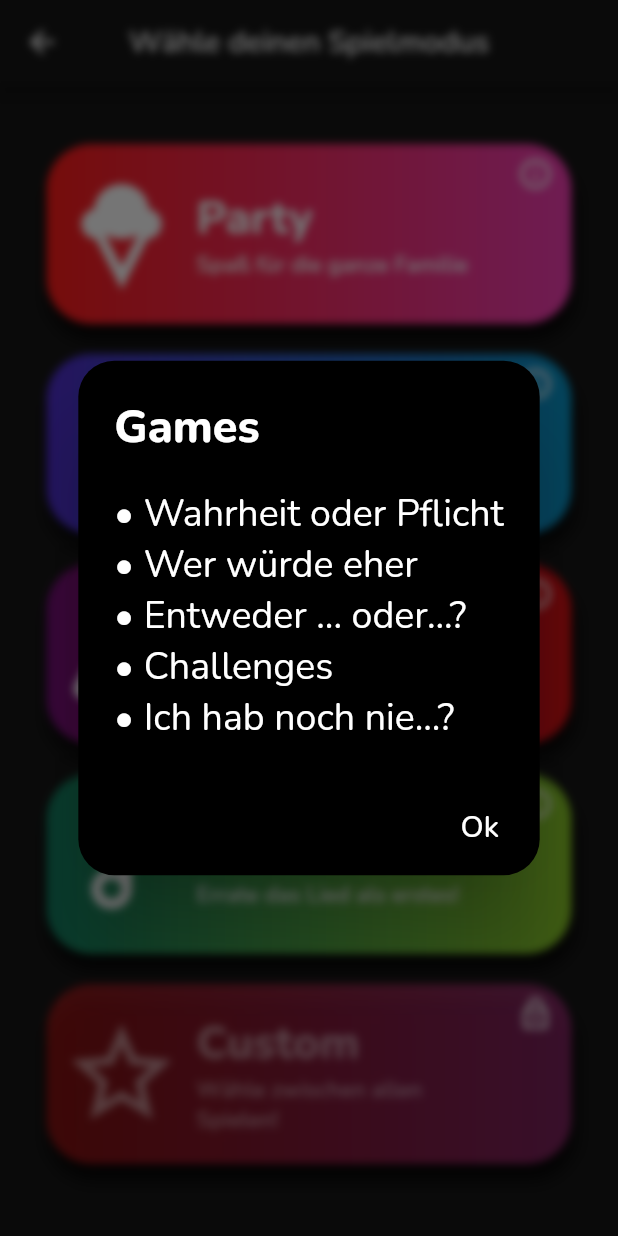
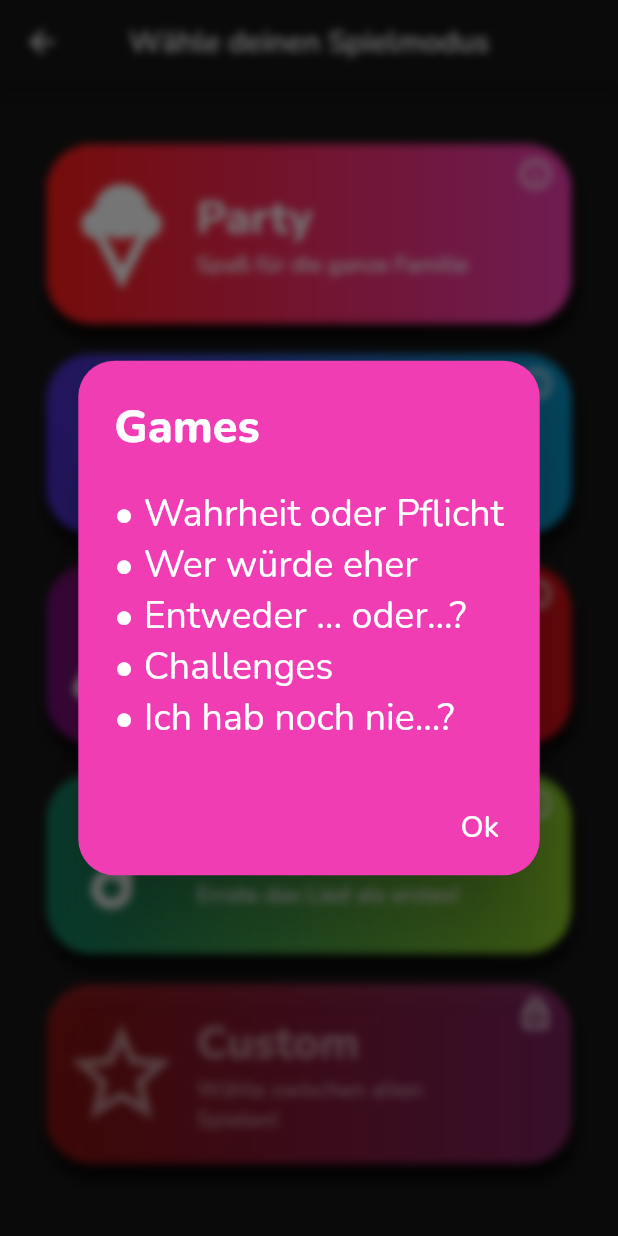
Before and after one commit to tooxo/Drinkr, a Flutter app: the GameMode screen opened directly with empty values, after a tap on the "info outline" icon, on a phone screen of 412 x 824 dp. Run offline on Flutter 3.47's test engine with Material 2 defaults, Android fonts, the light colour scheme and no system bars; our stand-ins replace audioplayers, auto_size_text, connectivity, easy_localization, flutter_spinkit, fluttertoast and 5 more; missing offline and left inert: app_review, assorted_layout_widgets, audiowaveformFlutter, circular_reveal_animation, draggable_scrollbar, pedantic; accounts and stored records are empty; network calls fail; project files that could hold a hidden picture were left out.

Commit message:
small changes

```diff
--- a/assets/text/de/cha.challenge.txt
+++ b/assets/text/de/cha.challenge.txt
@@ -19,7 +19,6 @@
 %player, stelle ein Instrument pantomimisch dar. Wer das Instrument zuerst errät, darf %amountbeer verteilen!
 Die Person, die die besten Noten hat/hatte trinkt %amountbeer.
 Wer ist am dümmsten in der Runde. Entscheidet! Der Verlierer muss seine Dummheit mit %amountbeer bekämpfen!
-Wer jünger als 18 ist, meldet seinen Alkoholismus sofort ans Ordnungsamt. Spaß, trinkt %amountbeer!
 Macht 5 Kniebeugen und trinkt nach jedem 1 Schluck.
 Derjenige mit dem vollsten Getränk muss dieses wegexen. Trink mal schneller bro!
 Trinkt pro Kleidungstück ein Schluck (z. B. Sockenpaare zählen als 2)!
--- a/lib/main.dart
+++ b/lib/main.dart
@@ -56,6 +56,7 @@
       theme: ThemeData(
         primarySwatch: Colors.deepOrange,
         visualDensity: VisualDensity.adaptivePlatformDensity,
+        /*unselectedWidgetColor: Colors.white,*/
       ),
       supportedLocales: context.supportedLocales,
       localizationsDelegates: context.localizationDelegates,
@@ -185,8 +186,8 @@
                   color: Colors.transparent,
                   shape: TopShapePainter(calcDegree),
                   child: InkWell(
-                    onTap: () => Navigator.of(context).push(MaterialPageRoute(
-                        builder: (context) => NameSelect())),
+                    onTap: () => Navigator.of(context).push(
+                        MaterialPageRoute(builder: (context) => NameSelect())),
                     customBorder: TopShapePainter(calcDegree),
                     child: Container(
                       child: Padding(
--- a/lib/menus/difficulty.dart
+++ b/lib/menus/difficulty.dart
@@ -897,9 +897,10 @@
                     Transform.scale(
                       scale: 2,
                       child: Checkbox(
+                        value: true,
                         focusColor: Colors.white,
                         checkColor: Colors.white,
-                        activeColor: Colors.deepOrange,
+                        activeColor: Colors.deepOrange, onChanged: (bool value) {  },
                       ),
                     ),
                     Text(
--- a/lib/menus/name_select.dart
+++ b/lib/menus/name_select.dart
@@ -372,7 +372,7 @@
                               ),
                               color: Colors.deepOrange,
                               shape: RoundedRectangleBorder(
-                                borderRadius: BorderRadius.circular(24),
+                                borderRadius: BorderRadius.circular(30),
                               ),
                             ),
                           ),
--- a/lib/widgets/BasicTile.dart
+++ b/lib/widgets/BasicTile.dart
@@ -1,5 +1,6 @@
 import 'dart:ui';
 
+import 'package:Drinkr/main.dart';
 import 'package:Drinkr/menus/difficulty.dart';
 import 'package:Drinkr/menus/name_select.dart';
 import 'package:Drinkr/utils/player.dart';
@@ -131,7 +132,7 @@
         return BackdropFilter(
           filter: ImageFilter.blur(sigmaX: 3, sigmaY: 3),
           child: AlertDialog(
-            backgroundColor: Colors.black,
+            backgroundColor: secondaryColor,
             title: Text(
               "Games",
               style: GoogleFonts.nunito(
--- a/lib/widgets/name_select_tile.dart
+++ b/lib/widgets/name_select_tile.dart
@@ -30,7 +30,7 @@
                   playerName,
                   maxLines: 1,
                   style: GoogleFonts.nunito(
-                    color: Color.fromRGBO(134, 134, 134, 1),
+                    color: Colors.white,
                     fontSize: 20,
                   ),
                 ),
```
